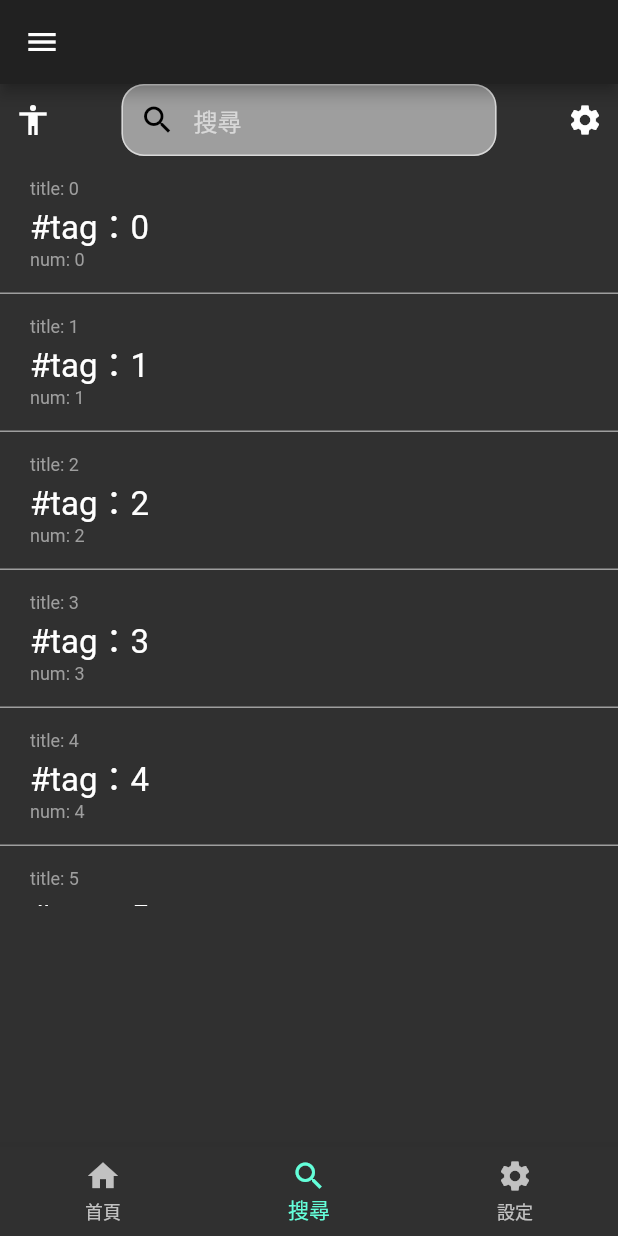
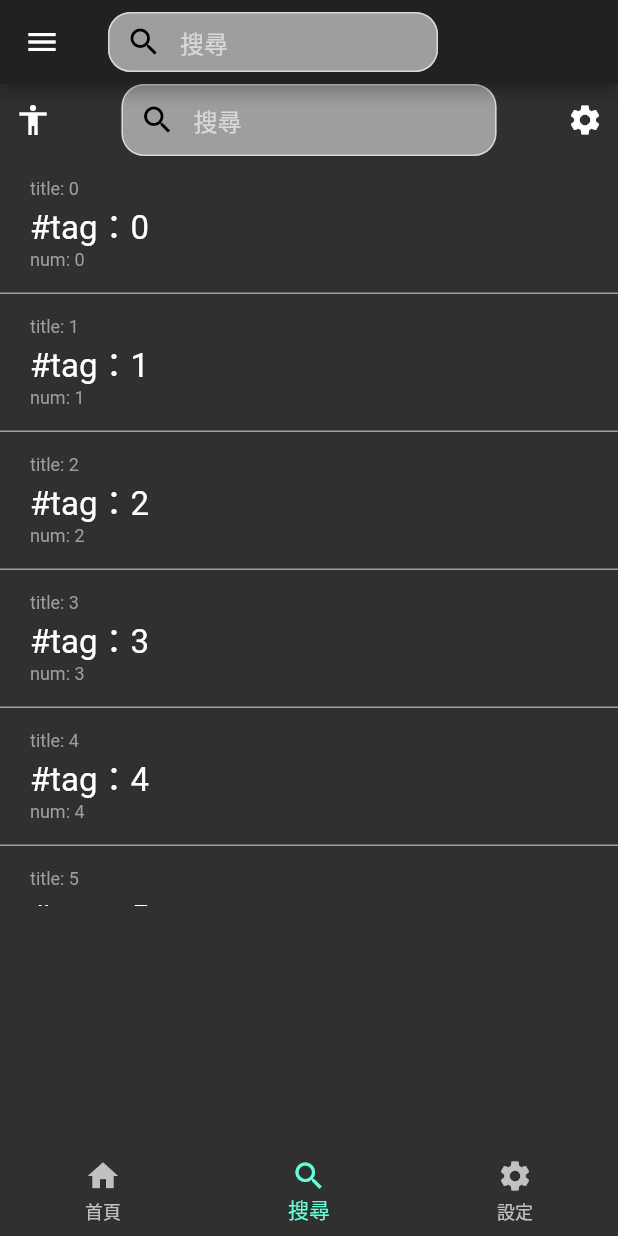
Before and after one commit to m0425873225/flutter-test, a Flutter app: the screen it shows after launch, item 2 of the bottom bar chosen, on a phone screen of 412 x 824 dp. Run offline on Flutter 3.47's test engine with Material 2 defaults, Android fonts, the phone set to English and light mode, and no system bars; network calls fail.

Commit message:
COMMIT-0304

```diff
--- a/NMSL/lib/App.dart
+++ b/NMSL/lib/App.dart
@@ -1,10 +1,12 @@
 import 'package:NMSL/search.dart';
+import 'package:flutter/cupertino.dart';
 import 'package:flutter/material.dart';
 import 'package:NMSL/home.dart';
 class App extends StatelessWidget {
   @override
-  Widget build(BuildContext) {
+  Widget build(BuildContext context) {
     return MaterialApp(
+      debugShowCheckedModeBanner: false,
       theme: new ThemeData(brightness: Brightness.dark),
       home: AppPage(),
     );
@@ -29,7 +31,33 @@ class _AppState extends State<AppPage> {
   @override
   Widget build(BuildContext context) {
     return Scaffold(
-      appBar: AppBar(),
+      appBar: AppBar(
+        title: Container(
+          margin: EdgeInsets.only(),
+          height: 40,
+          width: 220,
+          decoration: BoxDecoration(
+            color: Colors.grey,
+            borderRadius: BorderRadius.circular(15)
+          ),
+          child: Row(
+            children: [
+              Expanded(child: TextField(
+                autofocus: false,
+                decoration: InputDecoration(
+                    fillColor: Colors.grey,
+                    filled: true,
+                    contentPadding: EdgeInsets.all(0),
+                    border: OutlineInputBorder(
+                        borderRadius: BorderRadius.circular(15.0),
+                    ),
+                    hintText: "搜尋",
+                    prefixIcon: Icon(Icons.search, color: Colors.black)),
+              ))
+            ],
+          ),
+        ),
+      ),
       body: _children[_currentIndex],
       bottomNavigationBar: BottomNavigationBar(
         onTap: onTabTapped,
```
